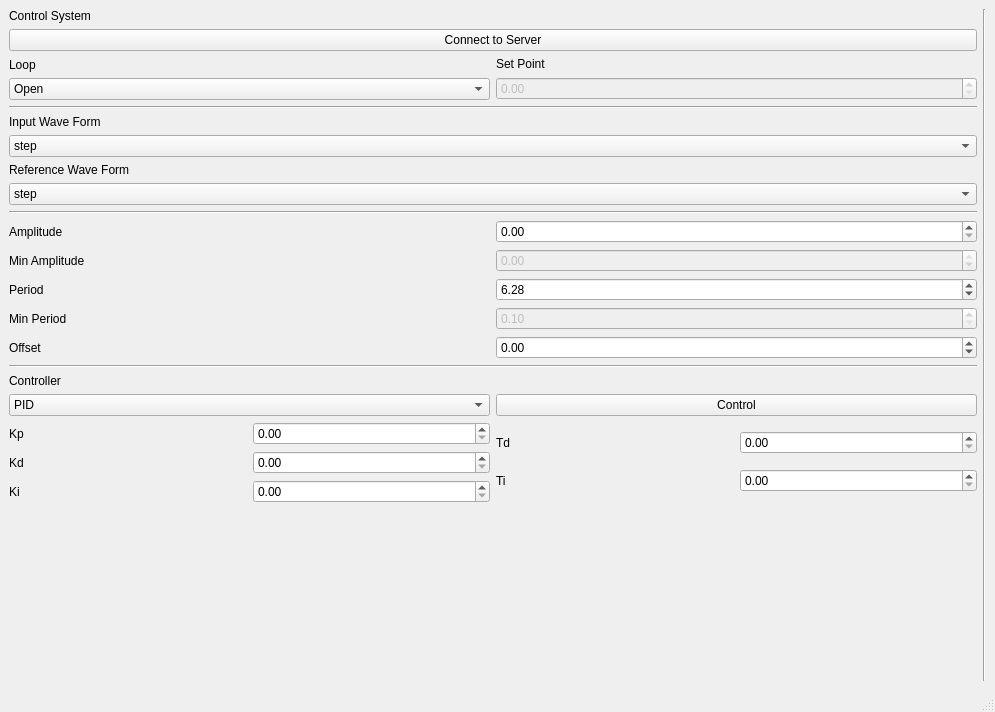
Before: the Qt Designer form qtui/mainWindow.ui in martinsallandm/websocketcontrol, drawn with Qt 5.
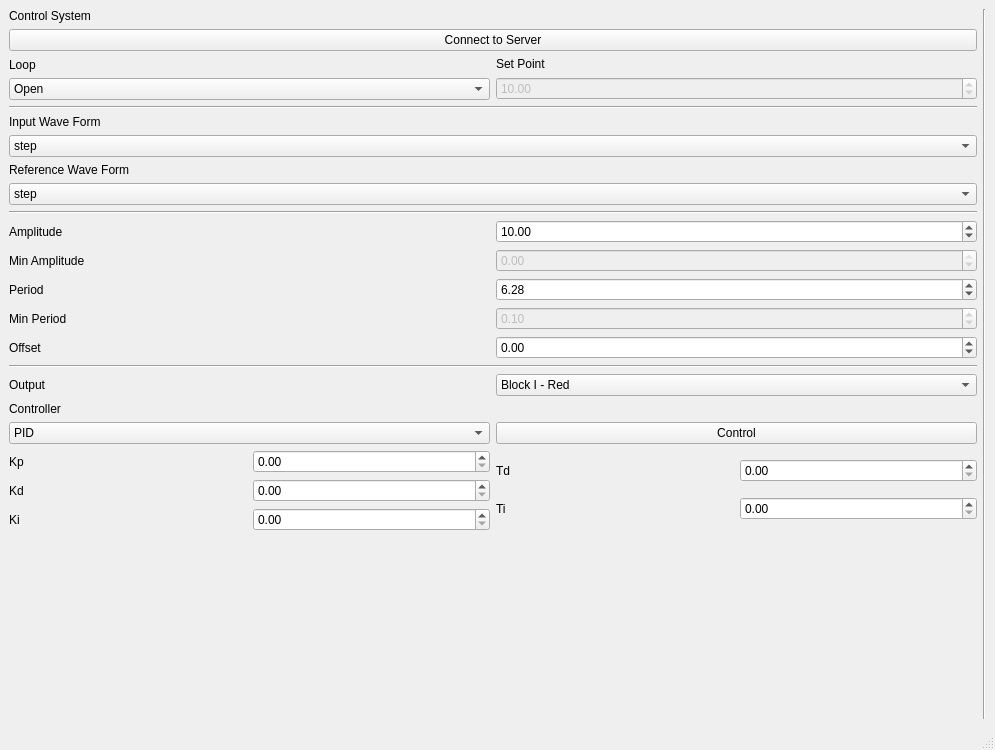
After: the same form once the commit is applied.

Commit message: adiciona controle do output e ajustes na interface

The edit to the form file:
```diff
--- a/qtui/mainWindow.ui
+++ b/qtui/mainWindow.ui
@@ -7,14 +7,14 @@
     <x>0</x>
     <y>0</y>
     <width>995</width>
-    <height>712</height>
+    <height>750</height>
    </rect>
   </property>
   <property name="windowTitle">
    <string>MainWindow</string>
   </property>
   <widget class="QWidget" name="centralWidget">
-   <layout class="QHBoxLayout" name="horizontalLayout_9">
+   <layout class="QHBoxLayout" name="horizontalLayout_15">
     <item>
      <layout class="QVBoxLayout" name="verticalLayout_9">
       <item>
@@ -78,6 +78,12 @@
               <property name="enabled">
                <bool>false</bool>
               </property>
+              <property name="maximum">
+               <double>9999.000000000000000</double>
+              </property>
+              <property name="value">
+               <double>10.000000000000000</double>
+              </property>
              </widget>
             </item>
            </layout>
@@ -197,13 +203,13 @@
              <double>0.000000000000000</double>
             </property>
             <property name="maximum">
-             <double>50.000000000000000</double>
+             <double>9999.000000000000000</double>
             </property>
             <property name="singleStep">
              <double>0.100000000000000</double>
             </property>
             <property name="value">
-             <double>0.000000000000000</double>
+             <double>10.000000000000000</double>
             </property>
            </widget>
           </item>
@@ -224,7 +230,7 @@
              <bool>false</bool>
             </property>
             <property name="minimum">
-             <double>-50.000000000000000</double>
+             <double>-9999.000000000000000</double>
             </property>
             <property name="maximum">
              <double>0.000000000000000</double>
@@ -248,10 +254,10 @@
           <item>
            <widget class="QDoubleSpinBox" name="doubleBoxMaxPeriod">
             <property name="minimum">
-             <double>0.100000000000000</double>
+             <double>0.010000000000000</double>
             </property>
             <property name="maximum">
-             <double>10.000000000000000</double>
+             <double>9999.000000000000000</double>
             </property>
             <property name="singleStep">
              <double>0.100000000000000</double>
@@ -278,10 +284,10 @@
              <bool>false</bool>
             </property>
             <property name="minimum">
-             <double>0.100000000000000</double>
+             <double>0.010000000000000</double>
             </property>
             <property name="maximum">
-             <double>10.000000000000000</double>
+             <double>9999.000000000000000</double>
             </property>
             <property name="singleStep">
              <double>0.100000000000000</double>
@@ -305,10 +311,10 @@
           <item>
            <widget class="QDoubleSpinBox" name="doubleBoxOffset">
             <property name="minimum">
-             <double>-1.000000000000000</double>
+             <double>-9999.000000000000000</double>
             </property>
             <property name="maximum">
-             <double>1.000000000000000</double>
+             <double>9999.000000000000000</double>
             </property>
             <property name="singleStep">
              <double>0.010000000000000</double>
@@ -326,6 +332,31 @@
         </property>
        </widget>
       </item>
+      <item>
+       <layout class="QHBoxLayout" name="horizontalLayout_9">
+        <item>
+         <widget class="QLabel" name="controllerFormLabel_2">
+          <property name="text">
+           <string>Output</string>
+          </property>
+         </widget>
+        </item>
+        <item>
+         <widget class="QComboBox" name="comboBoxOutput">
+          <item>
+           <property name="text">
+            <string>Block I - Red</string>
+           </property>
+          </item>
+          <item>
+           <property name="text">
+            <string>Block II - Green</string>
+           </property>
+          </item>
+         </widget>
+        </item>
+       </layout>
+      </item>
       <item>
        <layout class="QVBoxLayout" name="verticalLayout_13">
         <item>
@@ -555,7 +586,7 @@
      <x>0</x>
      <y>0</y>
      <width>995</width>
-     <height>22</height>
+     <height>26</height>
     </rect>
    </property>
   </widget>
```
The commit also changes 3 other files.
